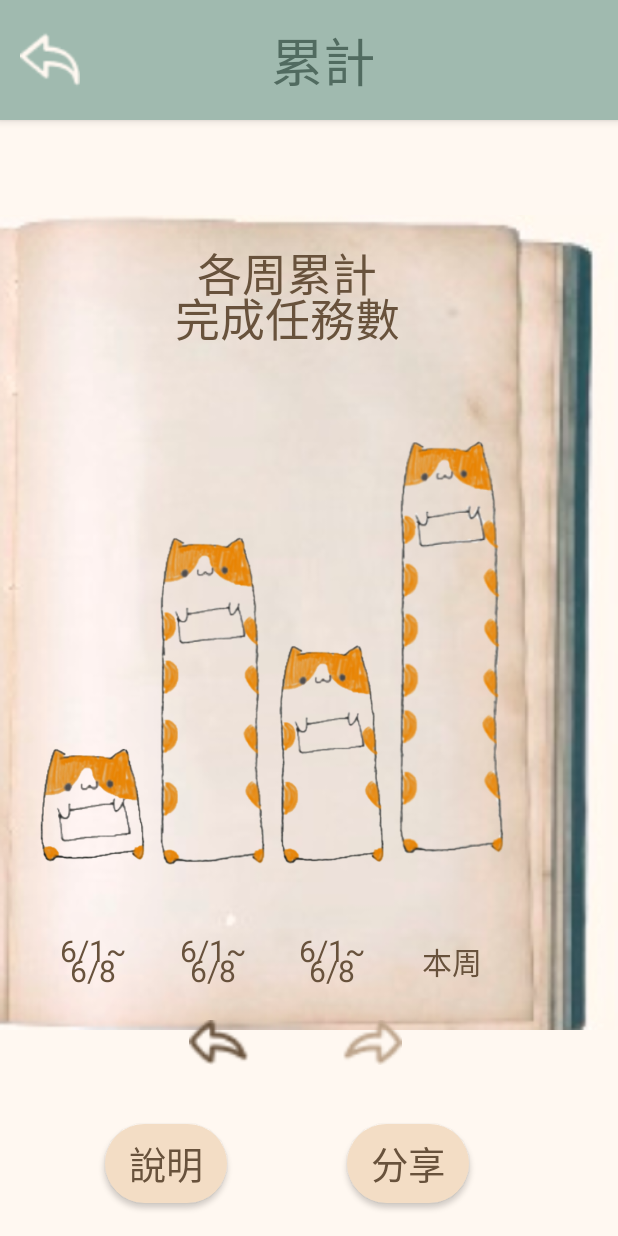
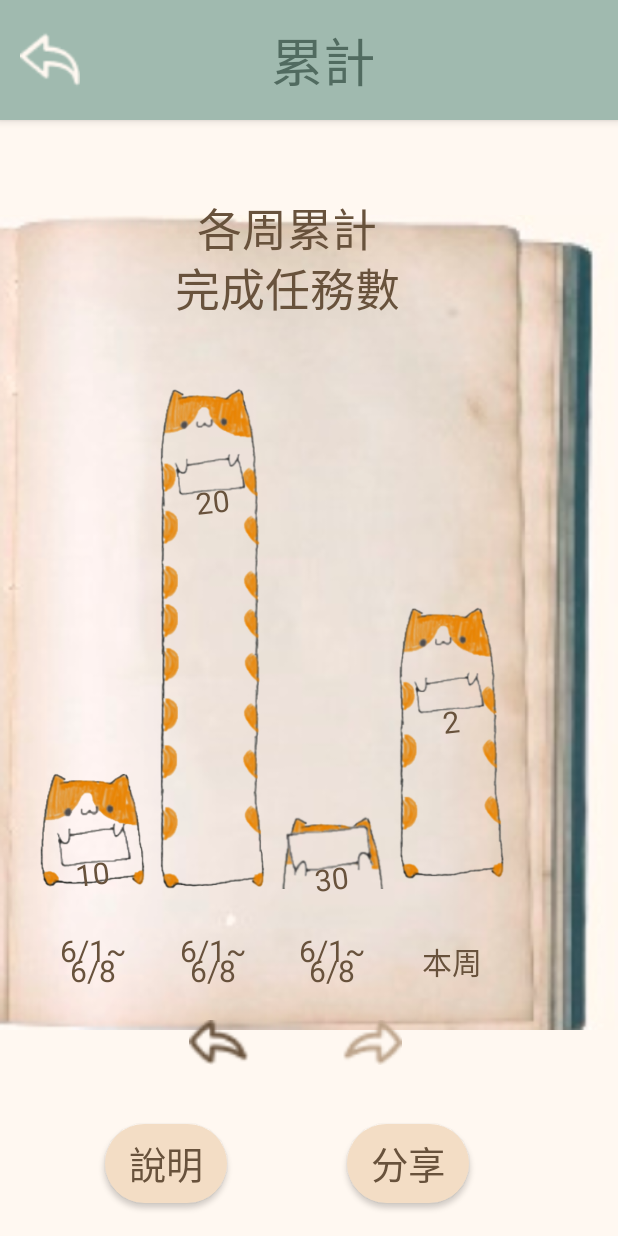
Before and after one commit to daichenwww/KirakuTODO, an Android app built with Jetpack Compose: the AccumulationPage screen opened through its navigation route, on a phone screen of 412 x 824 dp. Run offline under Robolectric (Android 15) with nearby library versions, the light colour scheme and no system bars.

Commit message:
長條貓的數字也上去了

```diff
--- a/app/src/main/java/com/example/afinal/AccumulationPageScreen.kt
+++ b/app/src/main/java/com/example/afinal/AccumulationPageScreen.kt
@@ -32,6 +32,7 @@ import androidx.compose.ui.unit.LayoutDirection
 import androidx.compose.ui.unit.sp
 import kotlinx.coroutines.launch
 import androidx.compose.foundation.Image
+import androidx.compose.ui.draw.rotate
 import androidx.navigation.NavController
 import com.example.afinal.R
 import com.example.afinal.R.drawable
@@ -87,7 +88,7 @@ fun AccumulationPage(navController: NavController, weeks: String){
                     modifier = Modifier
                         .fillMaxWidth()
                         .align(Alignment.TopCenter)
-                        .absoluteOffset(x = (-15).dp, y = 80.dp),
+                        .absoluteOffset(x = (-15).dp, y = 50.dp),
 
                 )
                 Text(
@@ -99,7 +100,7 @@ fun AccumulationPage(navController: NavController, weeks: String){
 //                        .size(340.dp, 70.dp)
                         .fillMaxWidth()
                         .align(Alignment.TopCenter)
-                        .absoluteOffset(x = (-15).dp, y = 110.dp),
+                        .absoluteOffset(x = (-15).dp, y = 90.dp),
 
                     )
                 Row(
@@ -112,10 +113,10 @@ fun AccumulationPage(navController: NavController, weeks: String){
                     verticalAlignment = Alignment.Bottom,
                     horizontalArrangement = Arrangement.SpaceBetween
                 ) {
-                    StampsOfAWeek(false, 6, 1, 6, 8, 1)
-                    StampsOfAWeek(false, 6, 1, 6, 8, 5)
-                    StampsOfAWeek(false, 6, 1, 6, 8, 3)
-                    StampsOfAWeek(true, 6, 1, 6, 8, 7)
+                    StampsOfAWeek(false, 6, 1, 6, 8, 1, 10)
+                    StampsOfAWeek(false, 6, 1, 6, 8, 9, 20)
+                    StampsOfAWeek(false, 6, 1, 6, 8, 0, 30)
+                    StampsOfAWeek(true, 6, 1, 6, 8, 4, 2)
                 }
                 Row(
                     modifier = Modifier
@@ -184,9 +185,10 @@ fun AccumulationPage(navController: NavController, weeks: String){
 @Composable
 fun StampsOfAWeek(thisWeek: Boolean, startDate_Month: Int, startDate: Int,
                   endDate_Month: Int, endDate: Int,
-                  ratioOfBar: Int /*use this to change the img*/){
+                  ratioOfBar: Int /*use this to change the img*/,
+                  number: Int){
     val img = when (ratioOfBar) {
-        10 -> painterResource(id = drawable.bar_10)
+        1 -> painterResource(id = drawable.bar_1)
         2 -> painterResource(id = drawable.bar_2)
         3 -> painterResource(id = drawable.bar_3)
         4 -> painterResource(id = drawable.bar_4)
@@ -195,15 +197,34 @@ fun StampsOfAWeek(thisWeek: Boolean, startDate_Month: Int, startDate: Int,
         7 -> painterResource(id = drawable.bar_7)
         8 -> painterResource(id = drawable.bar_8)
         9 -> painterResource(id = drawable.bar_9)
-        else -> painterResource(id = drawable.bar_1)
+        else -> painterResource(id = drawable.bar_0)
+    }
+    val offset = when (ratioOfBar) {
+        1 -> 28
+        2 -> 48
+        3 -> 86
+        4 -> 123
+        5 -> 160
+        6 -> 190
+        7 -> 217
+        8 -> 254
+        9 -> 276
+        else -> 25
     }
     Column(horizontalAlignment = Alignment.CenterHorizontally,
             verticalArrangement = Arrangement.Bottom) {
          Image(
              painter = img,
              contentDescription = null,
-             modifier = Modifier.fillMaxHeight(0.8f).size(70.dp)
+             modifier = Modifier.fillMaxHeight(0.8f)
+                                .size(70.dp)
+                                .absoluteOffset(y = 40.dp)
          )
+        Text(text = number.toString(),
+            color = colors.onSecondary,
+            style = MaterialTheme.typography.body2,
+            modifier = Modifier.absoluteOffset(y = -offset.dp).rotate(-6.49f)
+        )
         if (thisWeek) {
             Text(text = "本周",
                 color = colors.onSecondary,
```
Also changed, not shown: app/src/main/res/drawable/bar_0.png (added), app/src/main/res/drawable/bar_9.png, 10 other files.
